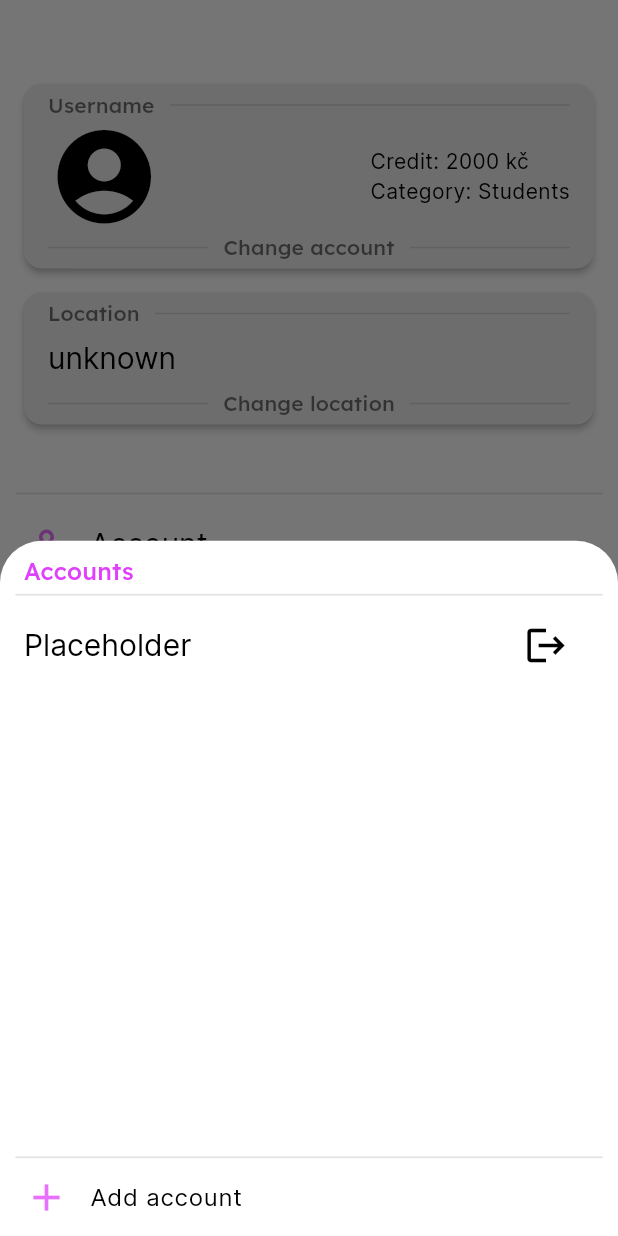
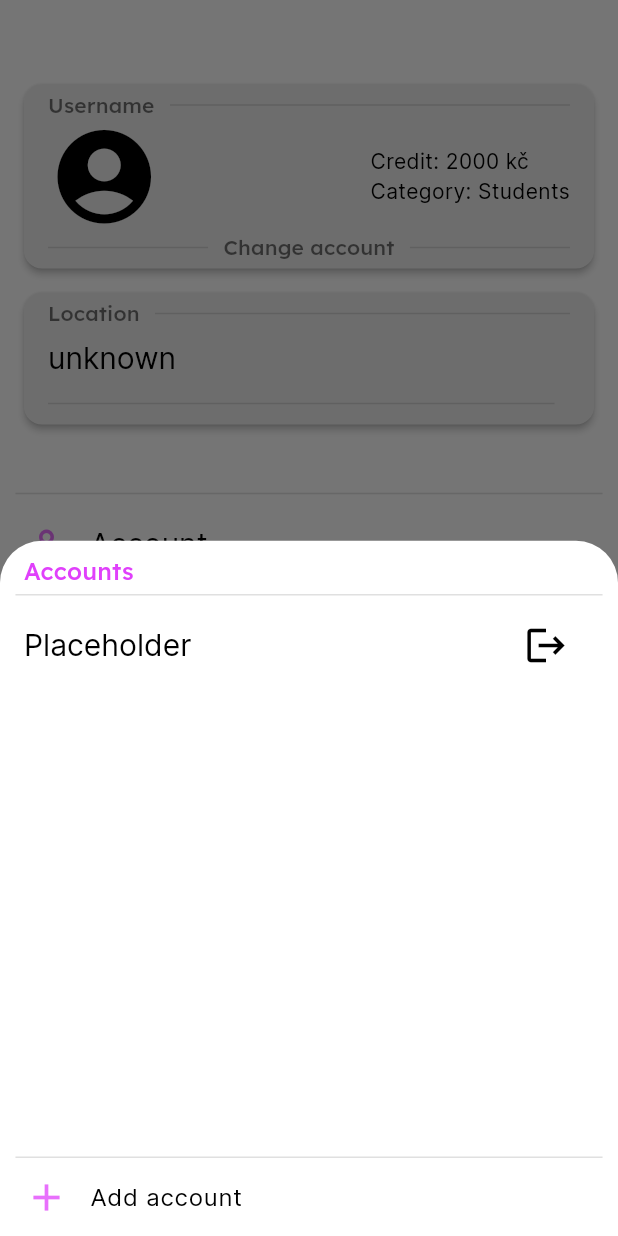
Before and after one commit to App-Elevate/AUT.aplikace-legacy, a Flutter app: the NavigationScreen screen opened directly, item 2 of the bottom bar chosen, after a tap on "Change account", on a phone screen of 412 x 824 dp. Run offline on Flutter 3.47's test engine with Material 3 defaults, Android fonts, the phone set to English and light mode, and no system bars; our stand-ins replace awesome_notifications, firebase_analytics, firebase_core, firebase_crashlytics, flutter_secure_storage, flutter_svg and 10 more; missing offline and left inert: background_fetch, canteenlib, enum_to_string, icons_flutter; accounts and stored records are empty; statements that could not run were skipped.

Commit message:
refactor & documentation of lined card, location picker & account overview

```diff
--- a/lib/shared_widgets/lined_card.dart
+++ b/lib/shared_widgets/lined_card.dart
@@ -2,6 +2,7 @@ import 'package:autojidelna/classes_enums/spacing.dart';
 import 'package:autojidelna/shared_widgets/settings/custom_divider.dart';
 import 'package:flutter/material.dart';
 
+/// Creates a card with a horizontal bar at the top and bottom
 class LinedCard extends StatelessWidget {
   const LinedCard({
     super.key,
@@ -13,12 +14,26 @@ class LinedCard extends StatelessWidget {
     this.onPressed,
     this.child,
   });
+
+  /// Card title, aligned with the top bar
   final String? title;
+
+  /// Card title, aligned with the bottom bar
   final String? footer;
+
+  /// How to align the title text
   final TextAlign titleTextAlign;
+
+  /// How to align the footer text
   final TextAlign footerTextAlign;
+
+  /// If true, the whole card will be pressable, else only the bottom bar
   final bool smallButton;
+
+  /// The callback that is called when the button is tapped or otherwise activated.
   final void Function()? onPressed;
+
+  /// Creates a widget that insets its child.
   final Widget? child;
 
   @override
@@ -44,6 +59,7 @@ class LinedCard extends StatelessWidget {
 
   Widget footerButton(BuildContext context) {
     if (!smallButton) return dividerWithText(context, text: footer, textAlign: footerTextAlign);
+
     return MaterialButton(
       visualDensity: const VisualDensity(vertical: -4),
       materialTapTargetSize: MaterialTapTargetSize.shrinkWrap,
@@ -58,9 +74,8 @@ class LinedCard extends StatelessWidget {
   }
 
   Widget dividerWithText(BuildContext context, {String? text, TextAlign? textAlign}) {
-    if (text == null) {
-      return const CustomDivider(isTransparent: false, hasIndent: false);
-    }
+    if (text == null) return const CustomDivider(isTransparent: false, hasIndent: false);
+
     return Row(
       children: [
         if (textAlign != TextAlign.start && textAlign != TextAlign.left && textAlign != TextAlign.justify)
--- a/lib/shared_widgets/more/account_overview_card.dart
+++ b/lib/shared_widgets/more/account_overview_card.dart
@@ -11,9 +11,7 @@ class AccountOverviewCard extends StatelessWidget {
     return LinedCard(
       title: "Username",
       footer: "Change account",
-      onPressed: () {
-        configuredBottomSheet(context, builder: (context) => const SwitchAccountPanelV2());
-      },
+      onPressed: () => configuredBottomSheet(context, builder: (context) => const SwitchAccountPanelV2()),
       child: const Row(
         mainAxisAlignment: MainAxisAlignment.spaceBetween,
         children: [
--- a/lib/shared_widgets/more/location_picker_card.dart
+++ b/lib/shared_widgets/more/location_picker_card.dart
@@ -3,16 +3,17 @@ import 'package:flutter/material.dart';
 
 class LocationPickerCard extends StatelessWidget {
   const LocationPickerCard({super.key});
+  final bool hasMoreLocations = false;
 
   @override
   Widget build(BuildContext context) {
-    return const LinedCard(
+    return LinedCard(
       title: "Location",
-      footer: "Change location",
-      child: ListTile(
+      footer: hasMoreLocations ? "Change location" : null, // TODO: hide text if there is only 1 location available
+      child: const ListTile(
         contentPadding: EdgeInsets.zero,
         visualDensity: VisualDensity(vertical: -4),
-        title: Text("unknown"),
+        title: Text("unknown"), // TODO: replace with current location
       ),
     );
   }
```
